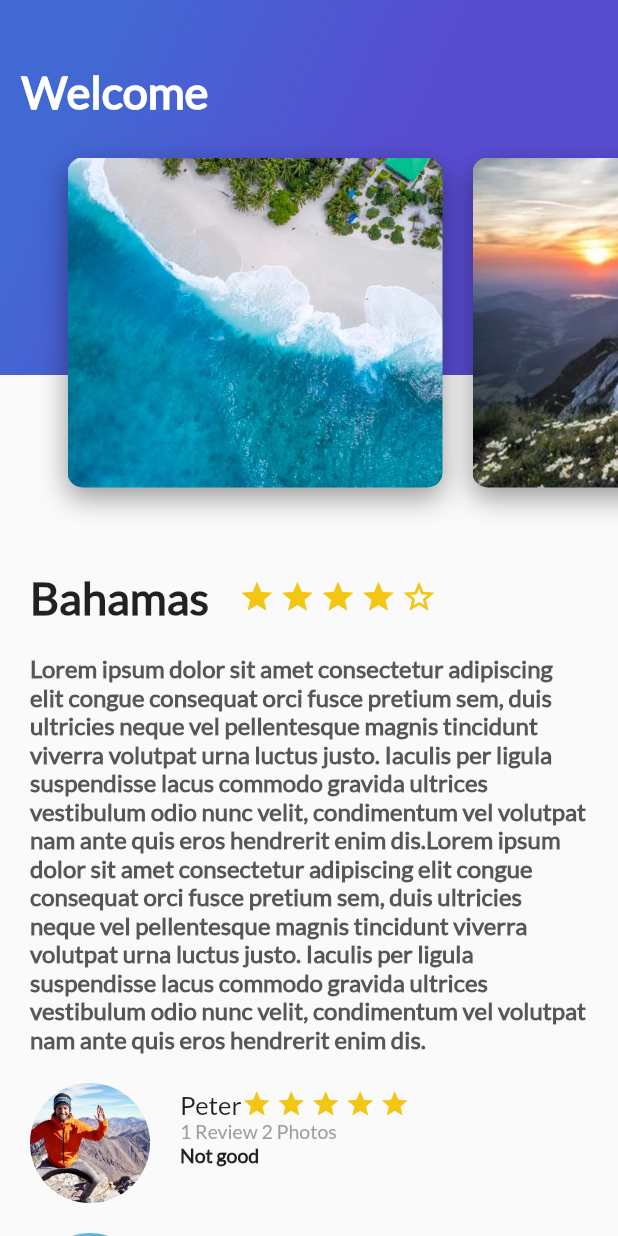
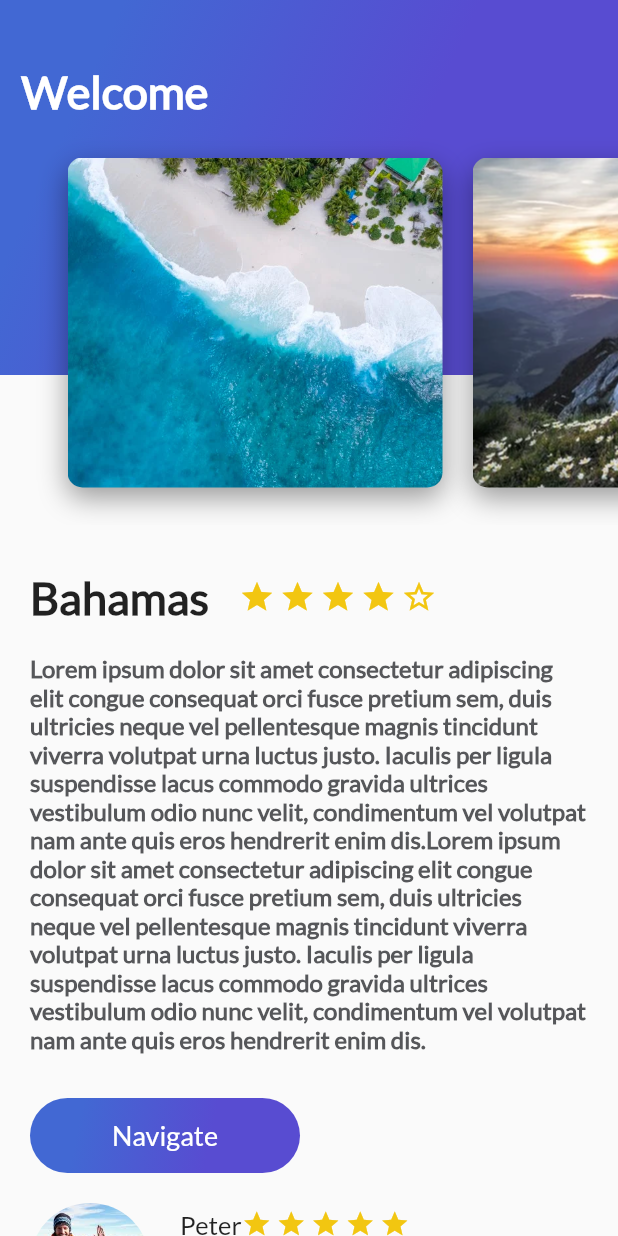
Before and after one commit to jhon0010/trips_app_flutter, a Flutter app: the screen it shows after launch, on a phone screen of 412 x 824 dp. Run offline on Flutter 3.47's test engine with Material 2 defaults, Android fonts, the phone set to English and light mode, and no system bars.

Commit message:
Purple button
* Button with InkWell
* Stateless widget with onTap action

```diff
--- /dev/null
+++ b/lib/button_purple.dart
@@ -0,0 +1,52 @@
+import 'package:flutter/material.dart';
+
+class ButtonPurple extends StatelessWidget {
+
+  String buttonText = 'Navigate';
+
+  ButtonPurple(this.buttonText);
+
+  @override
+  Widget build(BuildContext context) {
+    return InkWell(
+      onTap: () { // behaviour on tap the button
+        Scaffold.of(context).showSnackBar(
+            SnackBar(content: Text('Navigating'))
+        );
+      },
+      child: Container(
+        margin: EdgeInsets.only(
+          top: 30,
+          left: 20,
+          right: 20
+        ),
+        height: 50,
+        width: 180,
+        decoration: BoxDecoration(
+          borderRadius: BorderRadius.circular(30),
+          gradient: LinearGradient(
+            colors: [
+              Color(0xFF4268D3),
+              Color(0xFF584CD1)
+            ],
+            begin: FractionalOffset(0.2,0.0),
+            end: FractionalOffset(1.0,0.6),
+            stops: [0.0,0.6],
+            tileMode: TileMode.clamp
+          )
+        ),
+        child: Center(
+          child: Text(
+            this.buttonText,
+            style: TextStyle(
+              fontSize: 18,
+              fontFamily: 'Lato',
+              color: Colors.white
+            ),
+          ),
+        ),
+      ),
+    );
+  }
+
+}
--- a/lib/description_place.dart
+++ b/lib/description_place.dart
@@ -1,4 +1,5 @@
 import 'package:flutter/material.dart';
+import 'package:trips_app_flutter/button_purple.dart';
 
 class DescriptionPlace extends StatelessWidget {
 
@@ -93,9 +94,11 @@ class DescriptionPlace extends StatelessWidget {
     );
 
     return Column(
+      crossAxisAlignment: CrossAxisAlignment.start, // by default the column is arrange (center)
       children: [
         tittleStarts,
-        description
+        description,
+        ButtonPurple('Navigate')
       ],
     );
   }
```
